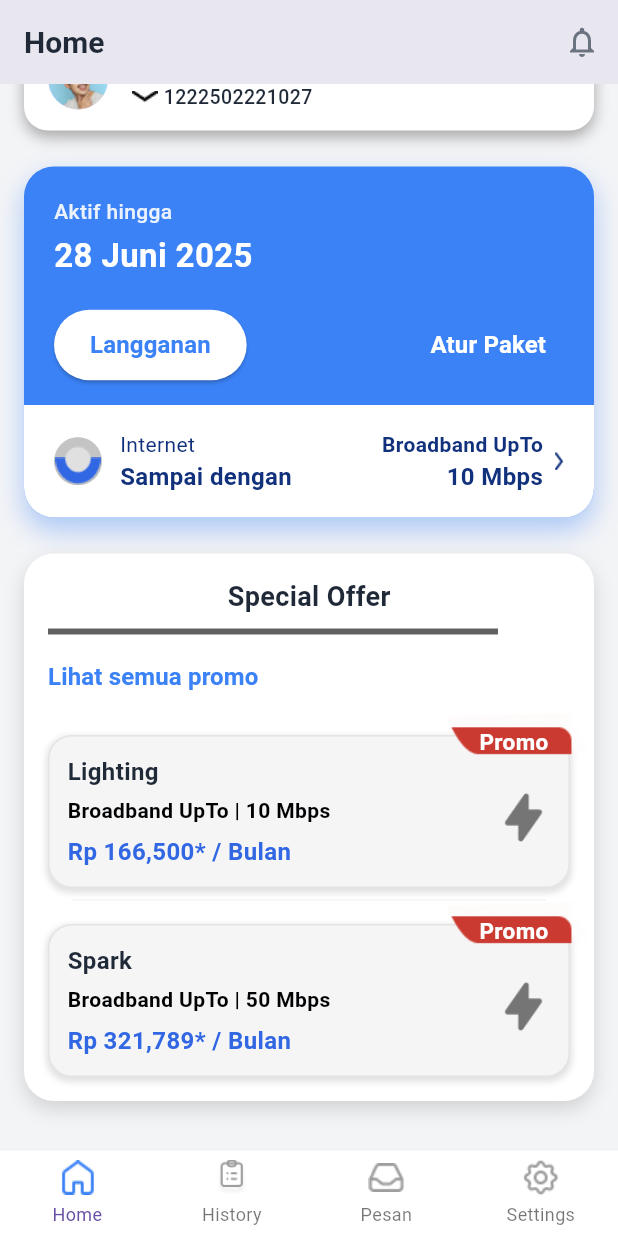
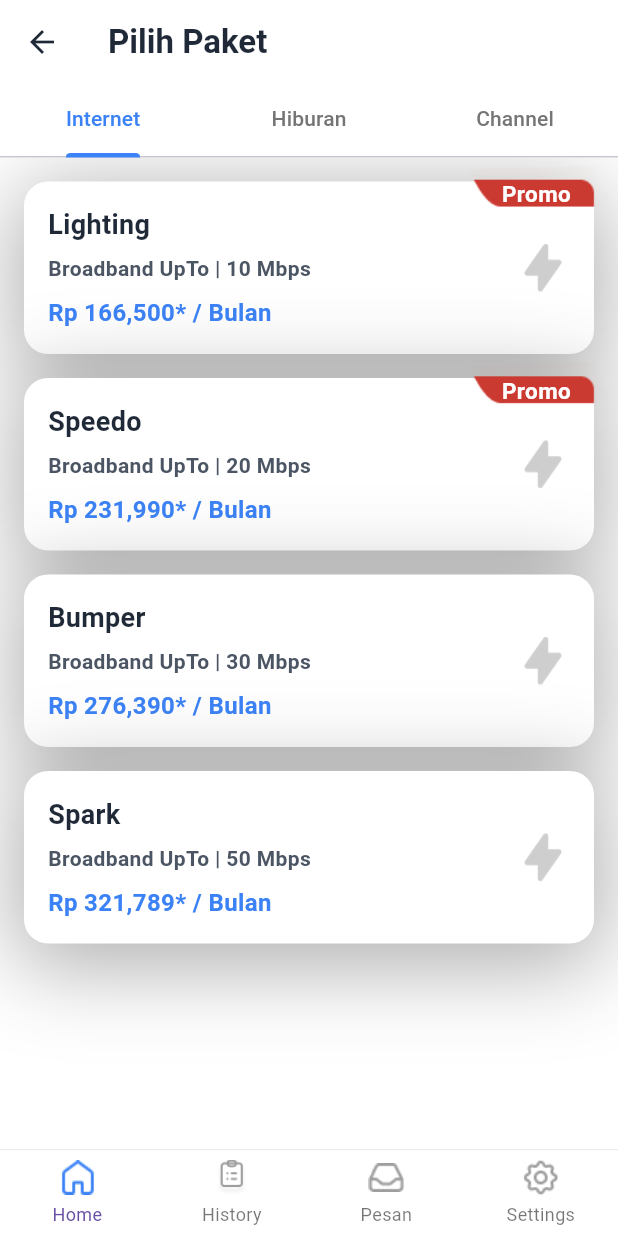
Before and after one commit to Ahmad-Rizki21/JelantikApps, a Flutter app: the MainScreen screen opened directly, scrolled down 45 dp, after a tap on "Lihat semua promo", on a phone screen of 412 x 824 dp. Run offline on Flutter 3.47's test engine with Material 3 defaults, Android fonts, the phone set to English and light mode, and no system bars; our stand-ins replace smooth_page_indicator; Roboto replaces fonts that are missing (Poppins).

Commit message:
Add Paket

```diff
--- a/lib/screens/home_screen.dart
+++ b/lib/screens/home_screen.dart
@@ -1,4 +1,6 @@
 import 'package:flutter/material.dart';
+import 'package:flutter_application_1/screens/paket_saya_screen.dart'; // Impor halaman "Paket Saya"
+import 'package:flutter_application_1/screens/pilih_paket_screen.dart';
 
 class HomeScreen extends StatefulWidget {
   const HomeScreen({super.key});
@@ -229,7 +231,7 @@ class _AccountInfo extends StatelessWidget {
             color: Color(0xFF2563EB),
           ),
         ),
-        SizedBox(height: 4), // REVISI: Mengurangi jarak
+        SizedBox(height: 4),
         Text(
           '1222502221027',
           style: TextStyle(
@@ -238,7 +240,7 @@ class _AccountInfo extends StatelessWidget {
             color: Color(0xFF111827),
           ),
         ),
-        SizedBox(height: 4), // REVISI: Mengurangi jarak
+        SizedBox(height: 4),
         Text(
           'ahmad.rizki21@gmail.com',
           style: TextStyle(
@@ -247,7 +249,7 @@ class _AccountInfo extends StatelessWidget {
             color: Color(0xFF111827),
           ),
         ),
-        SizedBox(height: 4), // REVISI: Mengurangi jarak
+        SizedBox(height: 4),
         Text(
           'Aktif hingga 28 Jun 2025',
           style: TextStyle(
@@ -385,7 +387,15 @@ class _SubscriptionInfo extends StatelessWidget {
 
   @override
   Widget build(BuildContext context) {
-    return Container(
+    // REVISI: Membungkus Container dengan InkWell untuk navigasi
+    return InkWell(
+      onTap: () {
+        Navigator.push(
+          context,
+          MaterialPageRoute(builder: (context) => const PaketSayaScreen()),
+        );
+      },
+      child: Container(
         padding: const EdgeInsets.symmetric(horizontal: 20, vertical: 16),
         decoration: const BoxDecoration(
           color: Colors.white,
@@ -403,6 +413,7 @@ class _SubscriptionInfo extends StatelessWidget {
             SizedBox(width: 8),
             _LineIndicator(),
           ],
+        ),
       ),
     );
   }
@@ -606,7 +617,12 @@ class _ViewAllPromoButton extends StatelessWidget {
     return Padding(
       padding: const EdgeInsets.symmetric(vertical: 4.0),
       child: TextButton(
-        onPressed: () {},
+        onPressed: () {
+          Navigator.push(
+            context,
+            MaterialPageRoute(builder: (context) => const PilihPaketScreen()),
+          );
+        },
         style: TextButton.styleFrom(
           padding: EdgeInsets.zero,
           alignment: Alignment.centerLeft,
--- a/lib/screens/main_screen.dart
+++ b/lib/screens/main_screen.dart
@@ -1,4 +1,6 @@
 import 'package:flutter/material.dart';
+import 'package:flutter_application_1/screens/paket_saya_screen.dart';
+import 'package:flutter_application_1/screens/pilih_paket_screen.dart';
 import 'home_screen.dart';
 import 'history_screen.dart';
 import 'pesan_screen.dart';
@@ -19,6 +21,8 @@ class _MainScreenState extends State<MainScreen> {
     HistoryScreen(),
     PesanScreen(),
     SettingsScreen(),
+    PilihPaketScreen(),
+    PaketSayaScreen()
   ];
 
   void _onItemTapped(int index) {
--- /dev/null
+++ b/lib/screens/pilih_paket_screen.dart
@@ -0,0 +1,277 @@
+import 'package:flutter/material.dart';
+
+// Model untuk data paket
+class Paket {
+  final String nama;
+  final String kecepatan;
+  final String harga;
+  final bool isPromo;
+
+  Paket({
+    required this.nama,
+    required this.kecepatan,
+    required this.harga,
+    this.isPromo = false,
+  });
+}
+
+class PilihPaketScreen extends StatefulWidget {
+  const PilihPaketScreen({super.key});
+
+  @override
+  State<PilihPaketScreen> createState() => _PilihPaketScreenState();
+}
+
+class _PilihPaketScreenState extends State<PilihPaketScreen> with SingleTickerProviderStateMixin {
+  late TabController _tabController;
+  int _bottomNavIndex = 0; // State untuk Bottom Navigation Bar
+
+  // Data contoh untuk setiap tab
+  final List<Paket> _internetPaket = [
+    Paket(nama: 'Lighting', kecepatan: '10 Mbps', harga: 'Rp 166,500* / Bulan', isPromo: true),
+    Paket(nama: 'Speedo', kecepatan: '20 Mbps', harga: 'Rp 231,990* / Bulan', isPromo: true),
+    Paket(nama: 'Bumper', kecepatan: '30 Mbps', harga: 'Rp 276,390* / Bulan'),
+    Paket(nama: 'Spark', kecepatan: '50 Mbps', harga: 'Rp 321,789* / Bulan'),
+  ];
+
+  final List<Paket> _hiburanPaket = [
+    Paket(nama: 'Movie Buff', kecepatan: 'HBO, Netflix', harga: 'Rp 99,000* / Bulan'),
+    Paket(nama: 'Sports Fan', kecepatan: 'beIN, Fox Sports', harga: 'Rp 120,000* / Bulan', isPromo: true),
+  ];
+
+  final List<Paket> _channelPaket = [
+     Paket(nama: 'Basic Channels', kecepatan: '50+ Channels', harga: 'Rp 50,000* / Bulan'),
+     Paket(nama: 'Premium Channels', kecepatan: '100+ Channels', harga: 'Rp 150,000* / Bulan'),
+  ];
+
+
+  @override
+  void initState() {
+    super.initState();
+    _tabController = TabController(length: 3, vsync: this);
+  }
+
+  @override
+  void dispose() {
+    _tabController.dispose();
+    super.dispose();
+  }
+
+  // Method untuk menangani tap pada item navigasi bawah
+  void _onItemTapped(int index) {
+    if (index != _bottomNavIndex) {
+      Navigator.of(context).popUntil((route) => route.isFirst);
+    }
+  }
+
+  // Widget helper untuk membuat item navigasi, sama seperti di MainScreen
+  BottomNavigationBarItem _buildNavItem(String iconPath, String label, int index) {
+    final bool isSelected = _bottomNavIndex == index;
+    final Color color = isSelected ? const Color(0xFF3B82F6) : Colors.grey;
+
+    return BottomNavigationBarItem(
+      icon: Padding(
+        padding: const EdgeInsets.only(bottom: 4.0),
+        child: ImageIcon(
+          AssetImage(iconPath),
+          color: color,
+        ),
+      ),
+      label: label,
+    );
+  }
+
+  @override
+  Widget build(BuildContext context) {
+    return Scaffold(
+      backgroundColor: Colors.white,
+      appBar: AppBar(
+        title: const Text(
+          'Pilih Paket',
+          style: TextStyle(
+            color: Color(0xFF1F2937),
+            fontWeight: FontWeight.bold,
+            fontSize: 22,
+          ),
+        ),
+        backgroundColor: Colors.white,
+        elevation: 0,
+        leading: IconButton(
+          icon: const Icon(Icons.arrow_back, color: Color(0xFF1F2937)),
+          onPressed: () => Navigator.of(context).pop(),
+        ),
+        bottom: TabBar(
+          controller: _tabController,
+          labelColor: const Color(0xFF3B82F6),
+          unselectedLabelColor: Colors.grey[600],
+          indicatorColor: const Color(0xFF3B82F6),
+          indicatorWeight: 3.0,
+          tabs: const [
+            Tab(text: 'Internet'),
+            Tab(text: 'Hiburan'),
+            Tab(text: 'Channel'),
+          ],
+        ),
+      ),
+      body: TabBarView(
+        controller: _tabController,
+        children: [
+          _buildPaketList(_internetPaket),
+          _buildPaketList(_hiburanPaket),
+          _buildPaketList(_channelPaket),
+        ],
+      ),
+      // REVISI: Menambahkan BottomNavigationBar
+      bottomNavigationBar: Container(
+        decoration: BoxDecoration(
+          color: Colors.white,
+          border: Border(
+            top: BorderSide(color: Colors.grey.shade200, width: 1.0),
+          ),
+        ),
+        child: BottomNavigationBar(
+          items: <BottomNavigationBarItem>[
+            _buildNavItem('assets/images/Home.png', 'Home', 0),
+            _buildNavItem('assets/images/History.png', 'History', 1),
+            _buildNavItem('assets/images/Pesan.png', 'Pesan', 2),
+            _buildNavItem('assets/images/Settings.png', 'Settings', 3),
+          ],
+          currentIndex: _bottomNavIndex,
+          onTap: _onItemTapped,
+          backgroundColor: Colors.white,
+          type: BottomNavigationBarType.fixed,
+          showSelectedLabels: true,
+          showUnselectedLabels: true,
+          selectedFontSize: 12,
+          unselectedFontSize: 12,
+          elevation: 0,
+        ),
+      ),
+    );
+  }
+
+  // Widget untuk membangun daftar paket
+  Widget _buildPaketList(List<Paket> paketList) {
+    return ListView.builder(
+      padding: const EdgeInsets.all(16.0),
+      itemCount: paketList.length,
+      itemBuilder: (context, index) {
+        final paket = paketList[index];
+        return _PaketCard(paket: paket);
+      },
+    );
+  }
+}
+
+// Widget untuk kartu paket kustom
+class _PaketCard extends StatelessWidget {
+  const _PaketCard({required this.paket});
+
+  final Paket paket;
+
+  @override
+  Widget build(BuildContext context) {
+    return Container(
+      margin: const EdgeInsets.only(bottom: 16.0),
+      padding: const EdgeInsets.all(16.0),
+      decoration: BoxDecoration(
+        // REVISI: Menggunakan warna putih agar bayangan terlihat jelas
+        color: Colors.white,
+        borderRadius: BorderRadius.circular(16),
+        // REVISI: Menyesuaikan bayangan agar lebih lembut dan menyebar
+        boxShadow: [
+          BoxShadow(
+            color: const Color.fromARGB(255, 93, 92, 92).withOpacity(0.50),
+            blurRadius: 50,
+            spreadRadius: 5,
+            offset: const Offset(0, 10),
+          ),
+        ],
+      ),
+      child: Stack(
+        clipBehavior: Clip.none,
+        children: [
+          Row(
+            children: [
+              Expanded(
+                child: Column(
+                  crossAxisAlignment: CrossAxisAlignment.start,
+                  children: [
+                    Text(
+                      paket.nama,
+                      style: const TextStyle(
+                        fontSize: 18,
+                        fontWeight: FontWeight.bold,
+                        color: Color(0xFF1F2937),
+                      ),
+                    ),
+                    const SizedBox(height: 6),
+                    Text(
+                      'Broadband UpTo | ${paket.kecepatan}',
+                      style: const TextStyle(
+                        fontSize: 14,
+                        color: Color(0xFF4B5563),
+                        fontWeight: FontWeight.bold,
+                      ),
+                    ),
+                    const SizedBox(height: 8),
+                    Text(
+                      paket.harga,
+                      style: const TextStyle(
+                        fontSize: 16,
+                        fontWeight: FontWeight.bold,
+                        color: Color(0xFF3B82F6),
+                      ),
+                    ),
+                  ],
+                ),
+              ),
+              Image.asset(
+                'assets/images/lightning-bolt.png',
+                width: 36,
+                height: 36,
+                color: Colors.grey.withOpacity(0.5),
+              ),
+            ],
+          ),
+          if (paket.isPromo) const _PromoTag(),
+        ],
+      ),
+    );
+  }
+}
+
+// Widget baru untuk tag promo menggunakan gambar aset
+class _PromoTag extends StatelessWidget {
+  const _PromoTag();
+
+  @override
+  Widget build(BuildContext context) {
+    return Positioned(
+      top: -27,
+      right: -26,
+      child: Container(
+        width: 300,
+        height: 110,
+        alignment: Alignment.center,
+        decoration: const BoxDecoration(
+          image: DecorationImage(
+            image: AssetImage('assets/images/Mask Group.png'),
+            fit: BoxFit.cover,
+          ),
+        ),
+        child: const Align(
+          alignment: Alignment(0.8, -0.8),
+          child: Text(
+            'Promo',
+            style: TextStyle(
+              color: Colors.white,
+              fontSize: 15,
+              fontWeight: FontWeight.bold,
+            ),
+          ),
+        ),
+      ),
+    );
+  }
+}
```
Also changed, not shown: lib/screens/paket_saya_screen.dart (added, +212 -0 lines). Lines whose indentation alone changed are shown as unchanged.
